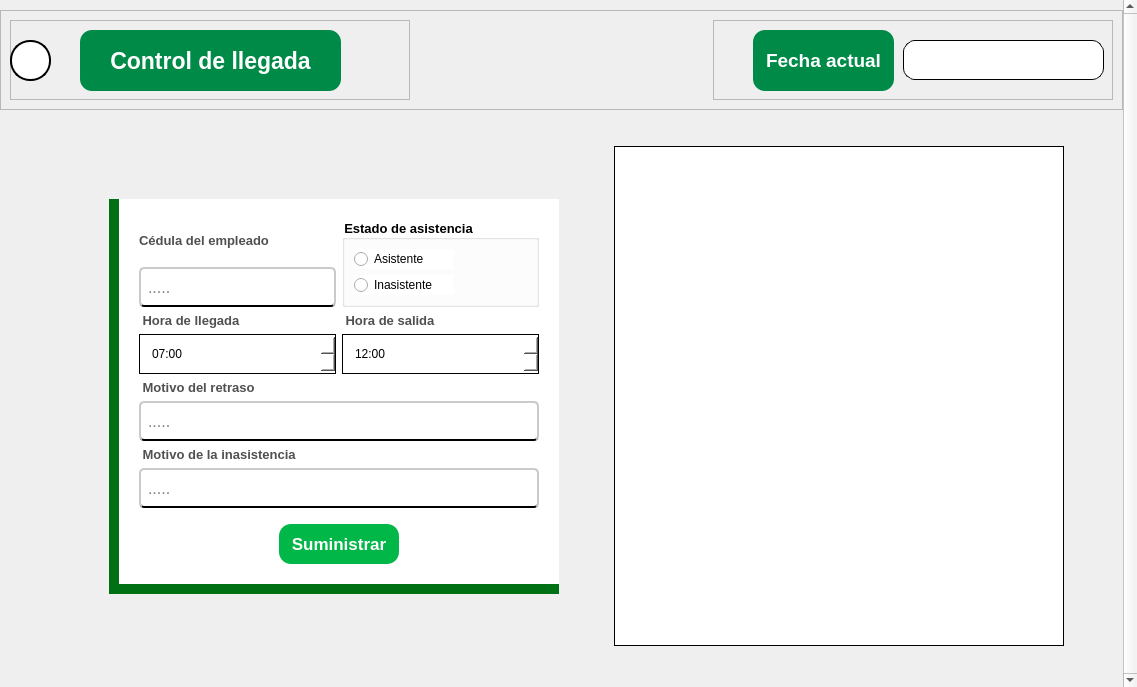
Qt form elementos_graficos_ui/pantalla_de_control_de_llegada_del_personal.ui (Enmanuel-86/TELA-APP) before a commit.
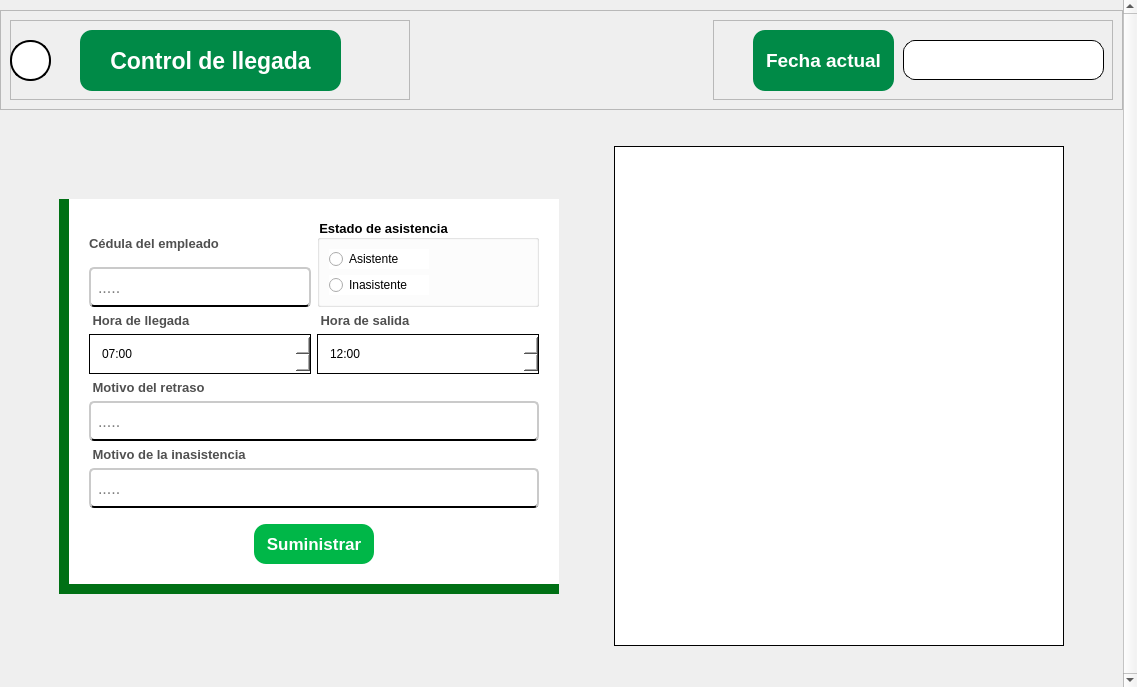
The same form after that commit. Icons and pictures are not drawn.

The edit to the form file:
```diff
--- a/elementos_graficos_ui/pantalla_de_control_de_llegada_del_personal.ui
+++ b/elementos_graficos_ui/pantalla_de_control_de_llegada_del_personal.ui
@@ -368,7 +368,7 @@
                </property>
                <property name="minimumSize">
                 <size>
-                 <width>450</width>
+                 <width>500</width>
                  <height>0</height>
                 </size>
                </property>
@@ -401,6 +401,9 @@
                 </property>
                 <item row="0" column="0">
                  <layout class="QVBoxLayout" name="verticalLayout_3">
+                  <property name="spacing">
+                   <number>0</number>
+                  </property>
                   <item>
                    <widget class="QLabel" name="label_cedula_empleado">
                     <property name="font">
```
